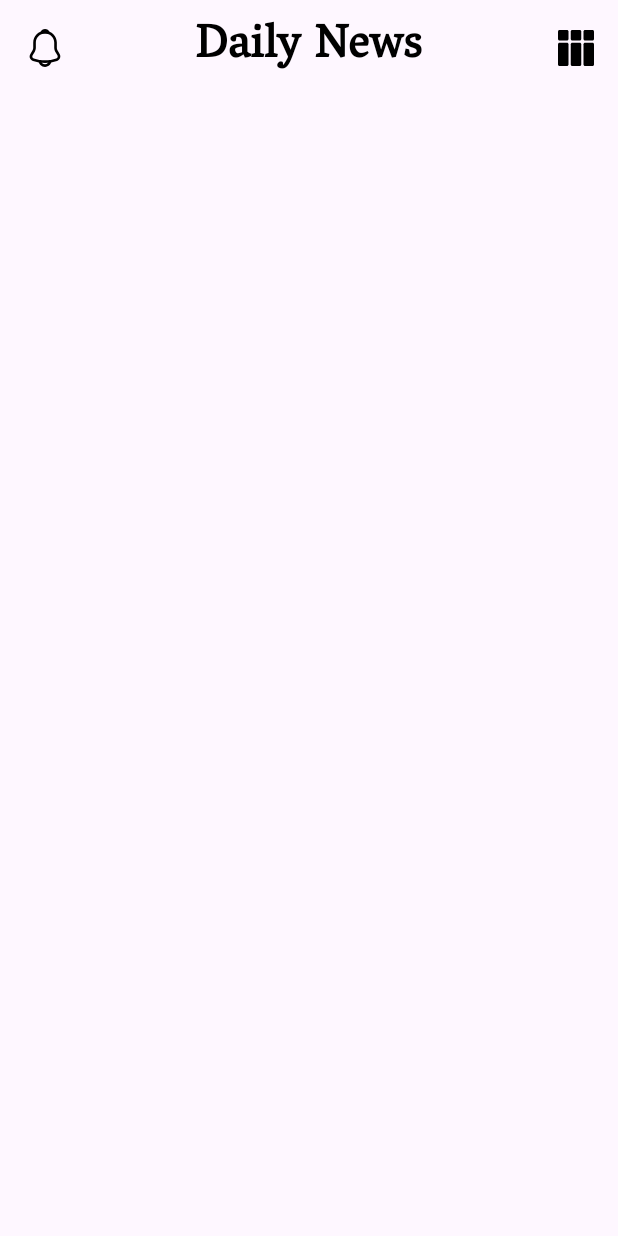
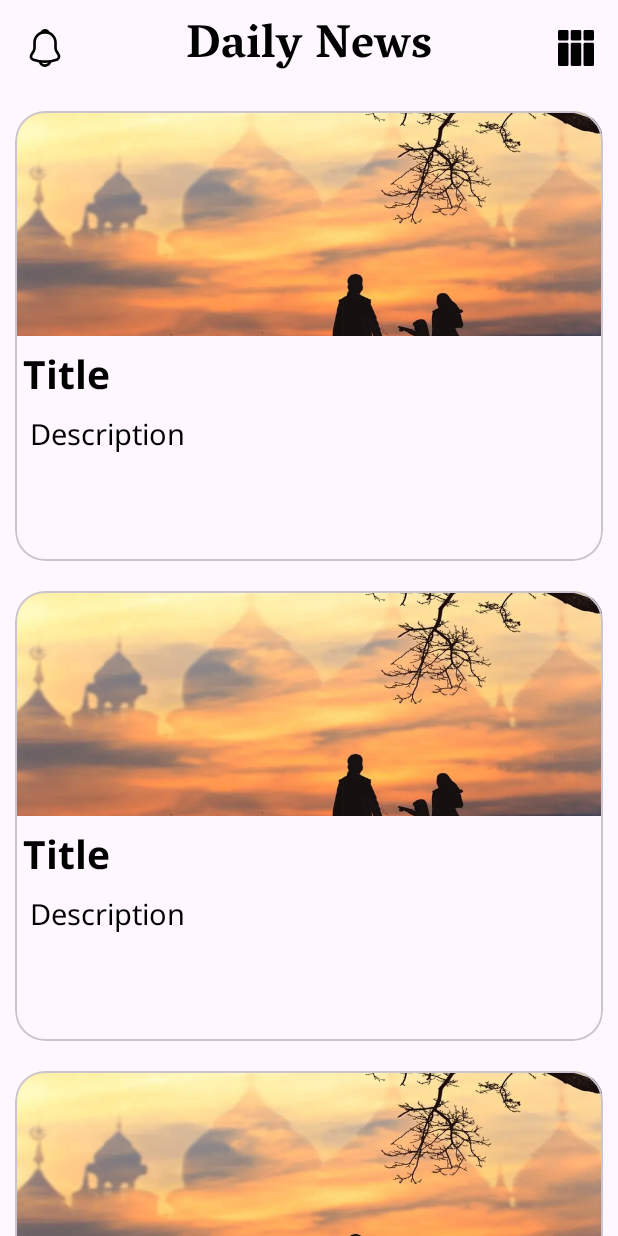
Before and after one commit to VinayakGardi/NewsHub-News-Application, an Android app: the layout activity_main.xml on its own in the app's theme, with its tools: preview values and no code run, on a phone screen of 412 x 824 dp. Run offline under Robolectric (Android 15) with nearby library versions, the phone set to English and light mode, and no system bars.

Commit message:
made changes in the action bar styling added the recycler view list added a new file recycler_view_news_module for listitem

```diff
--- a/app/src/main/res/layout/activity_main.xml
+++ b/app/src/main/res/layout/activity_main.xml
@@ -8,13 +8,17 @@
 
     <include
         android:id="@+id/main_actionBar"
-        layout="@layout/action_bar" />
+        layout="@layout/action_bar"
+        app:layout_constraintStart_toStartOf="parent"
+        app:layout_constraintTop_toTopOf="parent" />
 
     <androidx.recyclerview.widget.RecyclerView
         android:layout_width="match_parent"
         android:layout_height="0dp"
         app:layout_constraintBottom_toBottomOf="parent"
         app:layout_constraintEnd_toEndOf="parent"
+        app:layoutManager="androidx.recyclerview.widget.LinearLayoutManager"
+        tools:listitem="@layout/recycler_view_news_module"
         app:layout_constraintHorizontal_bias="0.5"
         app:layout_constraintStart_toStartOf="parent"
         app:layout_constraintTop_toBottomOf="@+id/main_actionBar" />
--- /dev/null
+++ b/app/src/main/res/layout/recycler_view_news_module.xml
@@ -0,0 +1,70 @@
+<?xml version="1.0" encoding="utf-8"?>
+<androidx.constraintlayout.widget.ConstraintLayout xmlns:android="http://schemas.android.com/apk/res/android"
+    xmlns:app="http://schemas.android.com/apk/res-auto"
+    android:layout_width="match_parent"
+    android:layout_height="wrap_content">
+
+    <com.google.android.material.card.MaterialCardView
+        android:layout_width="match_parent"
+        android:layout_height="300dp"
+        android:layout_margin="10dp"
+        android:elevation="2dp"
+        app:cardCornerRadius="20dp"
+        app:layout_constraintBottom_toBottomOf="parent"
+        app:layout_constraintEnd_toEndOf="parent"
+        app:layout_constraintHorizontal_bias="0.5"
+        app:layout_constraintStart_toStartOf="parent"
+        app:layout_constraintTop_toTopOf="parent"
+        app:layout_constraintVertical_bias="0.5">
+
+        <androidx.constraintlayout.widget.ConstraintLayout
+            android:layout_width="match_parent"
+            android:layout_height="match_parent">
+
+            <ImageView
+                android:id="@+id/news_image"
+                android:layout_width="match_parent"
+                android:layout_height="150dp"
+                android:scaleType="centerCrop"
+                android:src="@drawable/sample_post"
+                app:layout_constraintEnd_toEndOf="parent"
+                app:layout_constraintHorizontal_bias="0.0"
+                app:layout_constraintStart_toStartOf="parent"
+                app:layout_constraintTop_toTopOf="parent" />
+
+            <TextView
+                android:id="@+id/news_title"
+                style="@style/new_list_title"
+                android:layout_width="match_parent"
+                android:layout_height="wrap_content"
+                android:layout_marginHorizontal="5dp"
+                android:maxLines="2"
+                android:text="Title"
+                android:textSize="@dimen/_20sdp"
+                app:layout_constraintEnd_toEndOf="parent"
+                app:layout_constraintHorizontal_bias="0.0"
+                app:layout_constraintStart_toStartOf="parent"
+                app:layout_constraintTop_toBottomOf="@+id/news_image" />
+
+            <TextView
+                android:id="@+id/news_description"
+                style="@style/news_list_description"
+                android:layout_width="match_parent"
+                android:layout_height="wrap_content"
+                android:layout_marginHorizontal="10dp"
+                android:maxLines="3"
+                android:text="Description"
+                android:textSize="@dimen/_15sdp"
+                app:layout_constraintEnd_toEndOf="parent"
+                app:layout_constraintHorizontal_bias="0.5"
+                app:layout_constraintStart_toStartOf="parent"
+                app:layout_constraintTop_toBottomOf="@+id/news_title" />
+
+
+        </androidx.constraintlayout.widget.ConstraintLayout>
+
+
+    </com.google.android.material.card.MaterialCardView>
+
+
+</androidx.constraintlayout.widget.ConstraintLayout>
--- a/app/src/main/res/values/themes.xml
+++ b/app/src/main/res/values/themes.xml
@@ -7,6 +7,18 @@
     <style name="Theme.NewsHub_NewsApplication" parent="Base.Theme.NewsHub_NewsApplication" />
 
     <style name="action_bar_style">
-        <item name="fontFamily">@font/vesper_libre_regular</item>
+        <item name="fontFamily">@font/vesper_libre_bold</item>
+        <item name="android:textStyle">bold</item>
+    </style>
+
+    <style name="new_list_title">
+        <item name="fontFamily">@font/notosans_bold</item>
+        <item name="android:textColor">@color/black</item>
+        <item name="android:textStyle">bold</item>
+    </style>
+    <style name="news_list_description">
+        <item name="fontFamily">@font/notosans_regular</item>
+        <item name="android:textColor">@color/black</item>
+
     </style>
 </resources>
```
